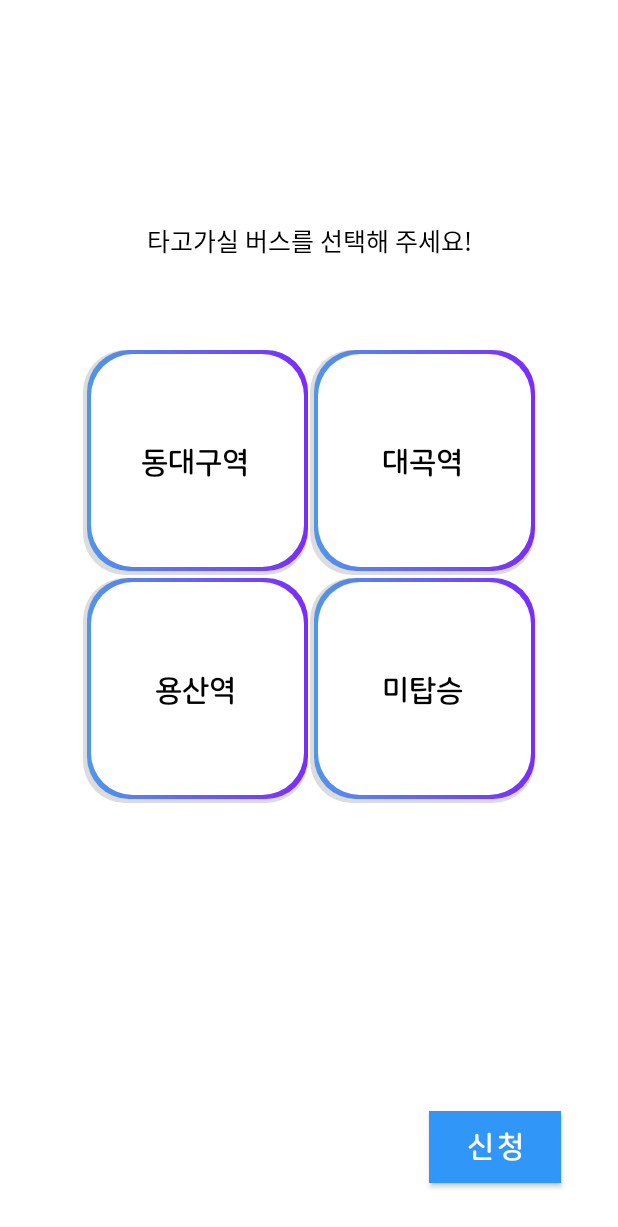
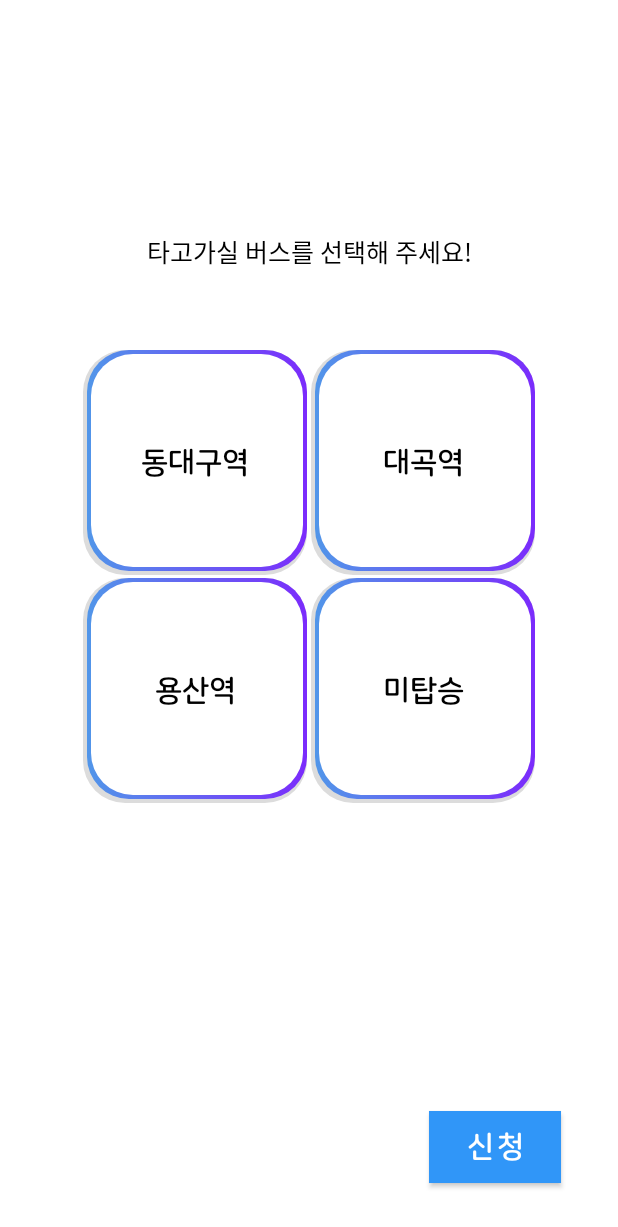
Before and after one commit to jungsunghwa/DodamDodam_Android_JungSungHwa, an Android app: the BusApplyActivity screen opened directly, with no data from a screen before it, on a phone screen of 412 x 824 dp. Shown: the top 1227 px of the screen. Run offline under Robolectric (Android 15) with nearby library versions, the phone set to English and light mode, and no system bars; our stand-ins replace RxJava, data binding; libraries missing offline, so code that uses them is left out: com.annimon.stream, com.scwang.wave; plain views replace MultiWaveHeader; 3 statements that could not run were skipped.

Commit message:
appbar, busLayout 변경
앱바 글씨 안가리게,
buslayout 화면크기에 따라 동적변경

```diff
--- a/app/src/main/res/layout/app_bar.xml
+++ b/app/src/main/res/layout/app_bar.xml
@@ -10,7 +10,7 @@
         <com.scwang.wave.MultiWaveHeader
             android:id="@+id/wave"
             android:layout_width="match_parent"
-            android:layout_height="88dp"
+            android:layout_height="95dp"
             app:mwhCloseColor="#5800C5"
             app:mwhGradientAngle="0"
             app:mwhStartColor="#3096F8"
--- a/app/src/main/res/layout/bus_apply_activity.xml
+++ b/app/src/main/res/layout/bus_apply_activity.xml
@@ -32,12 +32,13 @@
 
         <CheckBox
             android:id="@+id/eastdaegu_check_btn"
-            android:layout_width="150dp"
+            android:layout_width="0dp"
             android:layout_height="150dp"
             android:layout_alignParentStart="true"
             android:layout_alignParentTop="true"
             android:layout_marginStart="55dp"
             android:layout_marginTop="233dp"
+            android:layout_marginEnd="1dp"
             android:background="@drawable/busapply_check_box_background"
             android:button="@null"
             android:fontFamily="@font/nanum_square_round"
@@ -50,15 +51,17 @@
             android:textAlignment="center"
             android:textColor="@drawable/text_color_selector"
             android:textSize="20sp"
+            app:layout_constraintEnd_toStartOf="@+id/daekok_check_btn"
             app:layout_constraintStart_toStartOf="parent"
             app:layout_constraintTop_toTopOf="parent" />
 
         <CheckBox
             android:id="@+id/daekok_check_btn"
-            android:layout_width="150dp"
+            android:layout_width="0dp"
             android:layout_height="150dp"
             android:layout_alignParentTop="true"
             android:layout_alignParentEnd="true"
+            android:layout_marginStart="1dp"
             android:layout_marginTop="233dp"
             android:layout_marginEnd="55dp"
             android:background="@drawable/busapply_check_box_background"
@@ -74,16 +77,18 @@
             android:textColor="@drawable/text_color_selector"
             android:textSize="20sp"
             app:layout_constraintEnd_toEndOf="parent"
+            app:layout_constraintStart_toEndOf="@+id/eastdaegu_check_btn"
             app:layout_constraintTop_toTopOf="parent" />
 
         <CheckBox
             android:id="@+id/yongsan_check_btn"
-            android:layout_width="150dp"
+            android:layout_width="0dp"
             android:layout_height="150dp"
             android:layout_alignParentStart="true"
             android:layout_alignParentTop="true"
             android:layout_marginStart="55dp"
             android:layout_marginTop="385dp"
+            android:layout_marginEnd="1dp"
             android:background="@drawable/busapply_check_box_background"
             android:button="@null"
             android:fontFamily="@font/nanum_square_round"
@@ -96,17 +101,19 @@
             android:textAlignment="center"
             android:textColor="@drawable/text_color_selector"
             android:textSize="20sp"
+            app:layout_constraintEnd_toStartOf="@+id/notbus_check_btn"
             app:layout_constraintStart_toStartOf="parent"
             app:layout_constraintTop_toTopOf="parent" />
 
         <CheckBox
             android:id="@+id/notbus_check_btn"
-            android:layout_width="150dp"
+            android:layout_width="0dp"
             android:layout_height="150dp"
             android:layout_alignParentTop="true"
             android:layout_alignParentEnd="true"
+            android:layout_marginStart="1dp"
+            android:layout_marginTop="385dp"
             android:layout_marginEnd="55dp"
-            android:layout_marginTop="385dp"
             android:background="@drawable/busapply_check_box_background"
             android:button="@null"
             android:fontFamily="@font/nanum_square_round"
@@ -120,6 +127,7 @@
             android:textColor="@drawable/text_color_selector"
             android:textSize="20sp"
             app:layout_constraintEnd_toEndOf="parent"
+            app:layout_constraintStart_toEndOf="@+id/yongsan_check_btn"
             app:layout_constraintTop_toTopOf="parent" />
 
         <Button
```
